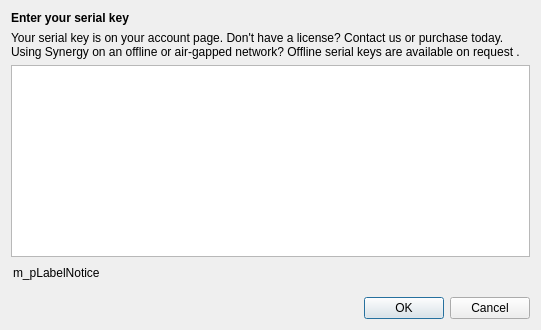
symless/synergy, file extra/src/lib/synergy/gui/ActivationDialog.ui: the form before one commit.
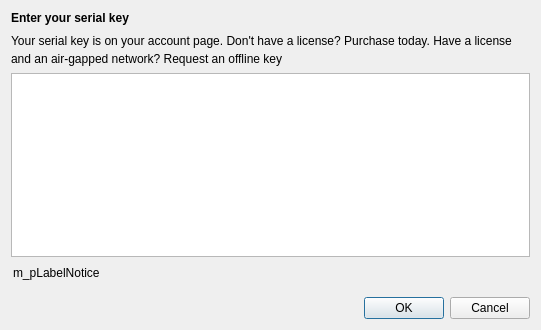
The form after the commit.

The edit to the form file:
```diff
--- a/extra/src/lib/synergy/gui/ActivationDialog.ui
+++ b/extra/src/lib/synergy/gui/ActivationDialog.ui
@@ -29,7 +29,7 @@
    <item>
     <widget class="QLabel" name="label_5">
      <property name="text">
-      <string>&lt;p&gt;Your serial key is on your &lt;a href=&quot;https://synergyapp.io/account?utm_source=gui-s1&quot; style=&quot;color:#4285f4;&quot;&gt;account&lt;/a&gt; page.&lt;br/&gt;Don't have a license? &lt;a href=&quot;https://synergyapp.io/contact?utm_source=gui-s1&quot; style=&quot;color:#4285f4;&quot;&gt;Contact us&lt;/a&gt; or &lt;a href=&quot;https://synergyapp.io/purchase?utm_source=gui-s1&quot; style=&quot;color:#4285f4;&quot;&gt;purchase&lt;/a&gt; today.&lt;/p&gt;&lt;p&gt;Using Synergy on an offline or air-gapped network?&lt;br/&gt;Offline serial keys are &lt;a href=&quot;https://synergyapp.io/contact?utm_source=gui-s1&quot; style=&quot;color:#4285f4;&quot;&gt;available on request&lt;/a&gt;.&lt;/p&gt;</string>
+      <string>&lt;p&gt;Your serial key is on your &lt;a href=&quot;https://synergyapp.io/account?utm_source=gui-s1&quot; style=&quot;color:#4285f4;&quot;&gt;account&lt;/a&gt; page.&lt;br/&gt;Don't have a license? &lt;a href=&quot;https://synergyapp.io/purchase?utm_source=gui-s1&quot; style=&quot;color:#4285f4;&quot;&gt;Purchase&lt;/a&gt; today.&lt;/p&gt;&lt;p&gt;Have a license and an air‑gapped network? &lt;a href=&quot;https://synergyapp.io/contact?utm_source=gui-s1&quot; style=&quot;color:#4285f4;&quot;&gt;Request an offline key&lt;/a&gt;&lt;/p&gt;</string>
      </property>
      <property name="wordWrap">
       <bool>true</bool>
```
